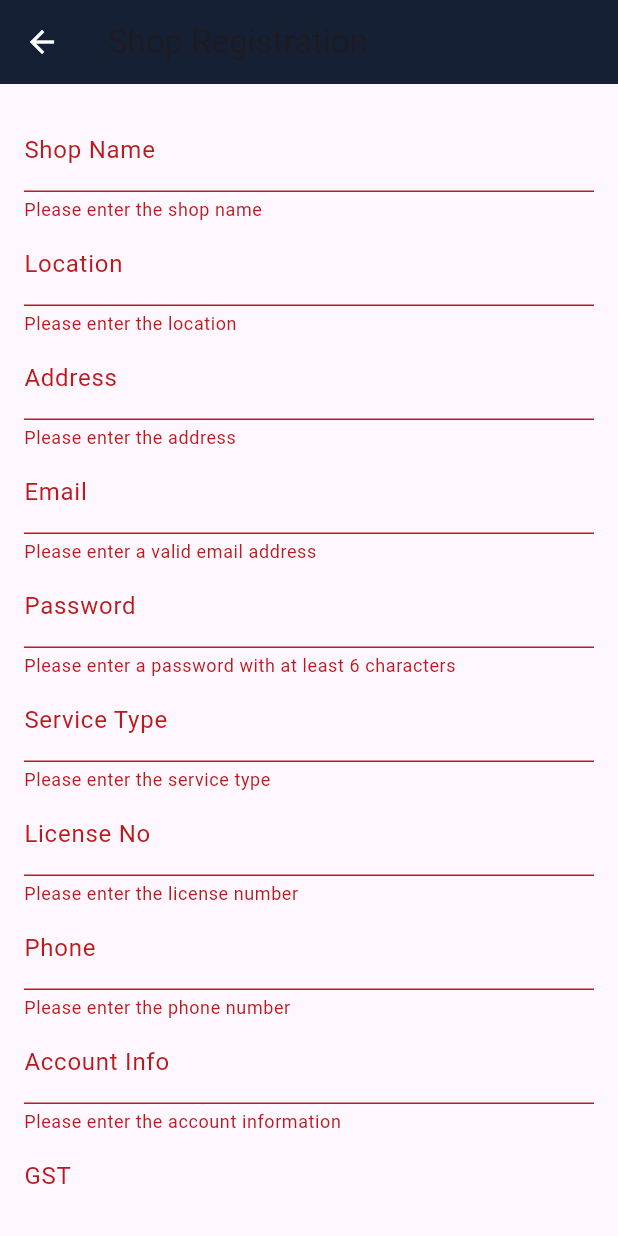
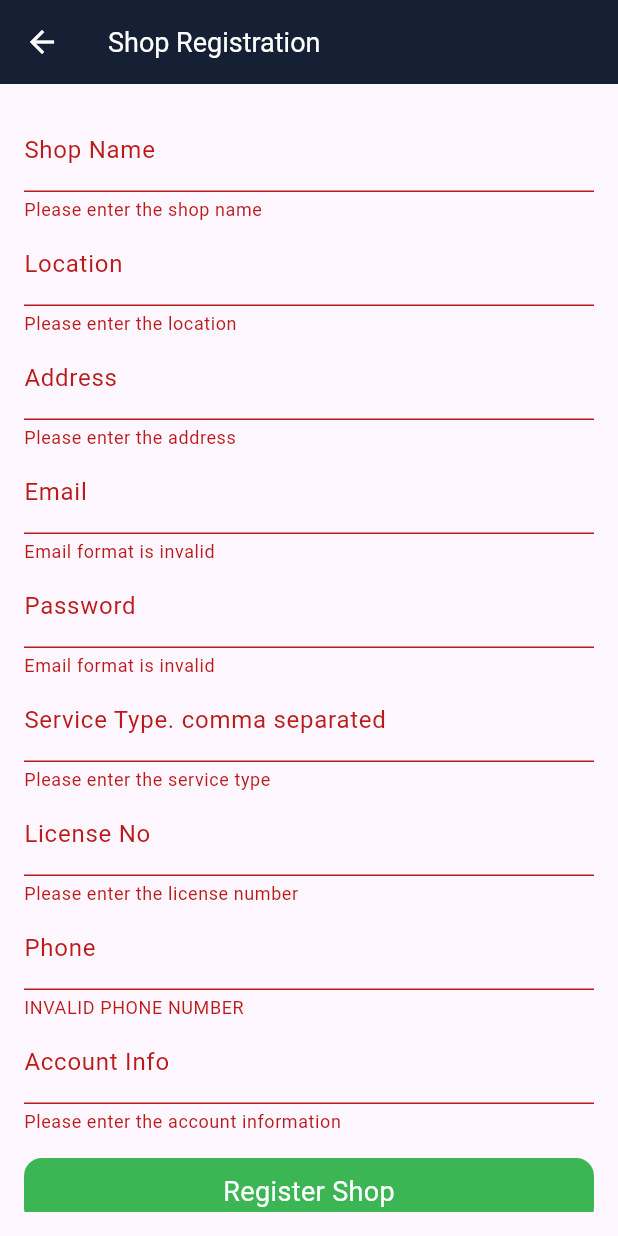
Before and after one commit to nikhilep2003/quickassitnew, a Flutter app: the ShopRegistrationScreen screen opened directly, after a tap on "Register Shop", on a phone screen of 412 x 824 dp. Run offline on Flutter 3.47's test engine with Material 3 defaults, Android fonts, the phone set to English and light mode, and no system bars; our stand-ins replace animated_bottom_navigation_bar, cloud_firestore, firebase_auth, firebase_core, firebase_messaging, firebase_storage and 10 more; missing offline and left inert: onesignal_flutter, svg_flutter; accounts and stored records are empty.

Commit message:
mobile validation

```diff
--- a/lib/shops/shop_registration.dart
+++ b/lib/shops/shop_registration.dart
@@ -1,6 +1,10 @@
 import 'package:flutter/material.dart';
+import 'package:quickassitnew/constans/colors.dart';
 import 'package:quickassitnew/models/shop_model.dart';
 import 'package:quickassitnew/services/shop_service.dart';
+import 'package:quickassitnew/widgets/appbutton.dart';
+import 'package:quickassitnew/widgets/apptext.dart';
+import 'package:quickassitnew/widgets/validator.dart';
 import 'package:uuid/uuid.dart';
 // Replace with the actual path
 
@@ -30,7 +34,7 @@ class _ShopRegistrationScreenState extends State<ShopRegistrationScreen> {
   Widget build(BuildContext context) {
     return Scaffold(
       appBar: AppBar(
-        title: Text('Shop Registration'),
+        title: AppText(data:'Shop Registration',color: Colors.white,),
       ),
       body: Padding(
         padding: const EdgeInsets.all(16.0),
@@ -74,7 +78,7 @@ class _ShopRegistrationScreenState extends State<ShopRegistrationScreen> {
                 keyboardType: TextInputType.emailAddress,
                 validator: (value) {
                   if (value!.isEmpty || !value.contains('@')) {
-                    return 'Please enter a valid email address';
+                    return Validate.emailValidator(value!);
                   }
                   return null;
                 },
@@ -84,15 +88,15 @@ class _ShopRegistrationScreenState extends State<ShopRegistrationScreen> {
                 decoration: InputDecoration(labelText: 'Password'),
                 obscureText: true,
                 validator: (value) {
-                  if (value!.isEmpty|| value.length < 6) {
-                    return 'Please enter a password with at least 6 characters';
+                  if (value!.isEmpty) {
+                    return Validate.emailValidator(value!);
                   }
                   return null;
                 },
               ),
               TextFormField(
                 controller: serviceTypeController,
-                decoration: InputDecoration(labelText: 'Service Type'),
+                decoration: InputDecoration(labelText: 'Service Type. comma separated'),
                 validator: (value) {
                   if (value!.isEmpty) {
                     return 'Please enter the service type';
@@ -115,14 +119,8 @@ class _ShopRegistrationScreenState extends State<ShopRegistrationScreen> {
                 decoration: InputDecoration(labelText: 'Phone'),
                 keyboardType: TextInputType.phone,
                 validator: (value) {
-                  if (value!.isEmpty) {
-                    return 'Please enter the phone number';
-                  }
+                return  Validate.phnvalidator(value!);
 
-                  if (value!.length<10) {
-                    return 'Mobile Number is invalid';
-                  }
-                  return null;
                 },
               ),
               TextFormField(
@@ -135,29 +133,13 @@ class _ShopRegistrationScreenState extends State<ShopRegistrationScreen> {
                   return null;
                 },
               ),
-              TextFormField(
-                controller: gstController,
-                decoration: InputDecoration(labelText: 'GST'),
-                validator: (value) {
-                  if (value!.isEmpty) {
-                    return 'Please enter the GST number';
-                  }
-                  return null;
-                },
-              ),
-              TextFormField(
-                controller: imgController,
-                decoration: InputDecoration(labelText: 'Image URL'),
-                validator: (value) {
-                  if (value!.isEmpty) {
-                    return 'Please enter the image URL';
-                  }
-                  return null;
-                },
-              ),
+
+
               SizedBox(height: 16),
-              ElevatedButton(
-                onPressed: () async {
+             AppButton(
+               height: 45,
+              color: AppColors.btnPrimaryColor,
+              onTap: () async {
                 if (_formKey.currentState!.validate()) {
                   var id=Uuid().v1();
                   Shop newShop = Shop(
@@ -181,8 +163,9 @@ class _ShopRegistrationScreenState extends State<ShopRegistrationScreen> {
                   // You can navigate to the shop list or any other screen after registration
                   Navigator.pop(context);
                 }
+
                 },
-                child: Text('Register Shop'),
+                child: AppText(data:'Register Shop',color: Colors.white,),
               ),
             ],
           ),
--- a/lib/user/userregistration.dart
+++ b/lib/user/userregistration.dart
@@ -170,12 +170,24 @@ class _UserRegistrationScreenState extends State<UserRegistrationScreen> {
                                     CustomTextFormField(
 
                                       controller: _usernameController,
-                                      hintText: 'Enter your username',
+                                      hintText: 'Enter your Email',
                                       validator: (value) {
-                                        if (value!.isEmpty) {
-                                          return 'Please enter a username';
+
+                                        if(value!.isEmpty){
+                                          return 'Required Field';
                                         }
-                                        return null;
+                                        var pattern =
+                                            r'^(([^<>()[\]\\.,;:\s@\"]+(\.[^<>()[\]\\.,;:\s@\"]+)*)|(\".+\"))@((\[[0-9]{1,3}\.[0-9]{1,3}\.[0-9]{1,3}\.[0-9]{1,3}\])|(([a-zA-Z\-0-9]+\.)+[a-zA-Z]{2,}))$';
+                                        RegExp regex = new RegExp(pattern);
+                                        if (!regex.hasMatch(value!))
+                                        {
+                                          return 'Email format is invalid';
+                                        }
+
+                                        else
+                                        {
+                                          return null;
+                                        }
                                       },
                                       enabledBorder: const UnderlineInputBorder(
                                         borderSide:
@@ -226,13 +238,10 @@ class _UserRegistrationScreenState extends State<UserRegistrationScreen> {
                                       controller: _contactController,
                                       hintText: 'Enter Your Phone No',
                                       validator: (value) {
-                                        if (value!.isEmpty) {
-                                          return 'Please enter a valid Phone No';
-                                        }
-                                        if (value!.length<10) {
-                                          return 'Mobile Number is invalid';
-                                        }
-                                        return null;
+                                        if(value!.length!=10 || num.parse(value)==null)
+                                          return'INVALID PHONE NUMBER';
+                                        else
+                                          return null;
                                       },
                                       enabledBorder: const UnderlineInputBorder(
                                         borderSide:
@@ -257,10 +266,11 @@ class _UserRegistrationScreenState extends State<UserRegistrationScreen> {
                                       obscureText: true,
                                       hintText: 'Enter your Password',
                                       validator: (value) {
-                                        if (value!.isEmpty) {
-                                          return 'Please enter a valid Password';
-                                        }
-                                        return null;
+                                        if(value!.length<8) {
+                                          return('PASSWORD SHOULD CONTAIN ATLEAST 8 CHARACTERS');
+                                        } else
+                                          return null;
+
                                       },
                                       enabledBorder: const UnderlineInputBorder(
                                         borderSide:
--- /dev/null
+++ b/lib/widgets/validator.dart
@@ -0,0 +1,67 @@
+class Validate
+{
+  static String? Textvalidator(String value)
+  {
+    if(value.length<2)
+      return 'REQUIRED FIELD';
+    else
+      return null;
+  }
+  static String? check(String value)
+  {
+    if(value.isEmpty==true)
+      return 'REQUIRED FIELD';
+    else
+      return null;
+  }
+  static String? GenderValidator(String value)
+  {
+    if(num.parse(value)==null)
+      return 'REQUIRED FIELD';
+    else
+      return null;
+  }
+  static String? pwdvalidator(String value)
+  {
+    if(value.length<8) {
+      return('PASSWORD SHOULD CONTAIN ATLEAST 8 CHARACTERS');
+    } else
+      return null;
+  }
+  static String? confirmvalidator(String value,String password)
+  {
+    if(value!=password )
+      return 'PASSWORD MISSMATCH ';
+    else
+      return null;
+  }
+  static String? phnvalidator(String value)
+  {
+    if(value.length!=10 || num.parse(value)==null)
+      return'INVALID PHONE NUMBER';
+    else
+      return null;
+  }
+  static String? pinvalidator(String value)
+  {
+    if(value.length!=6 || num.parse(value)==null)
+      return'NUMBER MUST BE 6 DIGIT';
+    else
+      return null;
+  }
+  static String? emailValidator(String value) //Email Validation
+  {
+    var pattern =
+        r'^(([^<>()[\]\\.,;:\s@\"]+(\.[^<>()[\]\\.,;:\s@\"]+)*)|(\".+\"))@((\[[0-9]{1,3}\.[0-9]{1,3}\.[0-9]{1,3}\.[0-9]{1,3}\])|(([a-zA-Z\-0-9]+\.)+[a-zA-Z]{2,}))$';
+    RegExp regex = new RegExp(pattern);
+    if (!regex.hasMatch(value))
+    {
+      return 'Email format is invalid';
+    }
+    else
+    {
+      return null;
+    }
+   }
+
+}
```
Also changed, not shown: lib/common/login_page.dart (+3 -6 lines), lib/shops/add_employee.dart (+10 -2 lines). Lines whose indentation alone changed are shown as unchanged.
